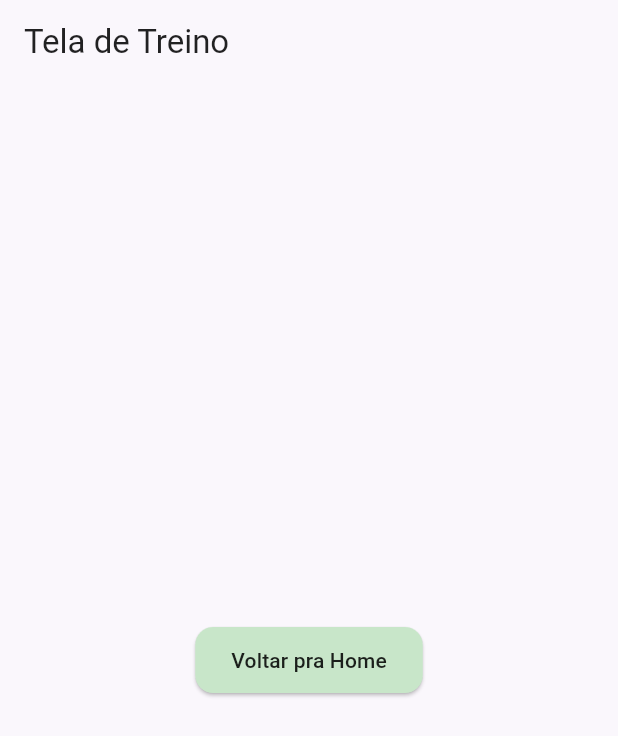
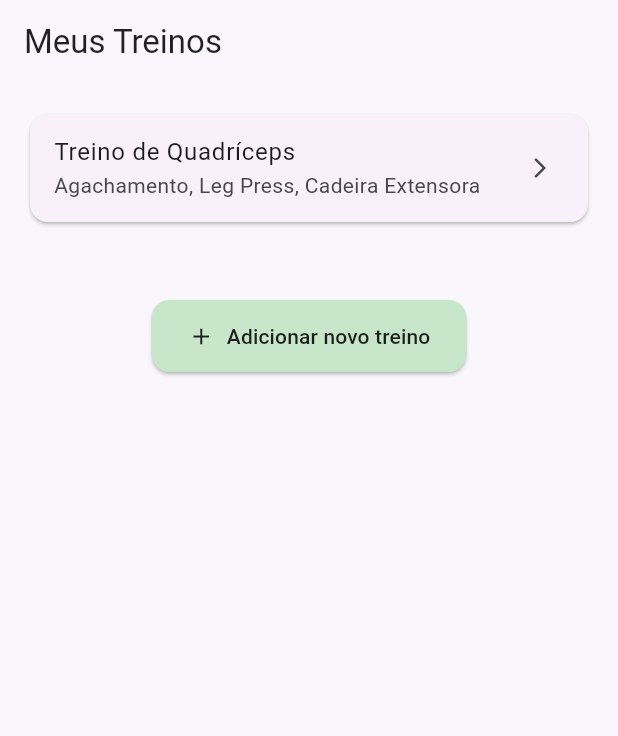
Before and after one commit to isabellaoliveira11/FitIA, a Flutter app: the TreinoScreen screen opened by its route, on a phone screen of 412 x 824 dp. Shown: the top 736 px of the screen. Run offline on Flutter 3.47's test engine with Material 3 defaults, Android fonts, the phone set to English and light mode, and no system bars; our stand-ins replace go_router, table_calendar; network calls fail.

Commit message:
feat: create training flow with muscle group selection screen and quadriceps exercises

```diff
--- a/lib/main.dart
+++ b/lib/main.dart
@@ -12,7 +12,7 @@ class MyApp extends StatelessWidget {
   @override
   Widget build(BuildContext context) {
     return MaterialApp.router(
-      routerConfig: router,
+    routerConfig: appRouter,
       debugShowCheckedModeBanner: false,
       title: 'FitIA',
       theme: AppTheme.light, // 👈 aplica o nosso tema
--- a/lib/routes/app_router.dart
+++ b/lib/routes/app_router.dart
@@ -1,10 +1,13 @@
 import 'package:go_router/go_router.dart';
 
-import '../screens/home_screen.dart';
+import '../screens//home_screen.dart';
 import '../screens/login_screen.dart';
-import '../screens/treino_screen.dart';
+import '../screens/treino/treino_screen.dart';
+import '../screens/treino/novo_treino_screen.dart';
+import '../screens/treino/grupo_muscular_screen.dart';
+import '../screens/treino/quadriceps_exercises_screen.dart';
 
-final GoRouter router = GoRouter(
+final GoRouter appRouter = GoRouter(
   routes: [
     GoRoute(
       path: '/',
@@ -18,5 +21,20 @@ final GoRouter router = GoRouter(
       path: '/treino',
       builder: (context, state) => const TreinoScreen(),
     ),
+    GoRoute(
+      path: '/treino/novo',
+      builder: (context, state) => const NovoTreinoScreen(),
+    ),
+    GoRoute(
+      path: '/treino/grupo',
+      builder: (context, state) {
+        final nomeTreino = state.extra as String;
+        return GrupoMuscularScreen(nomeTreino: nomeTreino);
+      },
+    ),
+    GoRoute(
+      path: '/treino/quadriceps',
+      builder: (context, state) => const QuadricepsExercisesScreen(),
+    ),
   ],
 );
--- /dev/null
+++ b/lib/screens/treino/treino_screen.dart
@@ -0,0 +1,46 @@
+import 'package:flutter/material.dart';
+import 'package:go_router/go_router.dart';
+
+class TreinoScreen extends StatelessWidget {
+  const TreinoScreen({super.key});
+
+  @override
+  Widget build(BuildContext context) {
+    return Scaffold(
+      appBar: AppBar(title: const Text('Meus Treinos')),
+      body: Padding(
+        padding: const EdgeInsets.all(16),
+        child: Column(
+          children: [
+            // Card de treino (futuro - dinâmico)
+            Card(
+              child: ListTile(
+                title: const Text('Treino de Quadríceps'),
+                subtitle: const Text('Agachamento, Leg Press, Cadeira Extensora'),
+                trailing: const Icon(Icons.arrow_forward_ios, size: 16),
+                onTap: () {
+                  // futuramente mostrar detalhes do treino
+                },
+              ),
+            ),
+            const SizedBox(height: 24),
+            const SizedBox(height: 24),
+
+          ElevatedButton.icon(
+            onPressed: () => context.go('/treino/novo'),
+            icon: const Icon(Icons.add),
+            label: const Text("Adicionar novo treino"),
+            style: ElevatedButton.styleFrom(
+              padding: const EdgeInsets.symmetric(horizontal: 24, vertical: 14),
+              shape: RoundedRectangleBorder(
+                borderRadius: BorderRadius.circular(12),
+              ),
+            ),
+          ),
+
+          ],
+        ),
+      ),
+    );
+  }
+}
--- a/lib/screens/treino_screen.dart
+++ /dev/null
@@ -1,19 +0,0 @@
-import 'package:flutter/material.dart';
-import 'package:go_router/go_router.dart';
-
-class TreinoScreen extends StatelessWidget {
-  const TreinoScreen({super.key});
-
-  @override
-  Widget build(BuildContext context) {
-    return Scaffold(
-      appBar: AppBar(title: const Text('Tela de Treino')),
-      body: Center(
-        child: ElevatedButton(
-          onPressed: () => context.go('/'),
-          child: const Text('Voltar pra Home'),
-        ),
-      ),
-    );
-  }
-}
```
Also changed, not shown: lib/screens/treino/adicionar_treino_screen.dart (added, +73 -0 lines), lib/screens/treino/grupo_muscular_screen.dart (added, +50 -0 lines), lib/screens/treino/novo_treino_screen.dart (added, +56 -0 lines), lib/screens/treino/quadriceps_exercises_screen.dart (added, +65 -0 lines).
